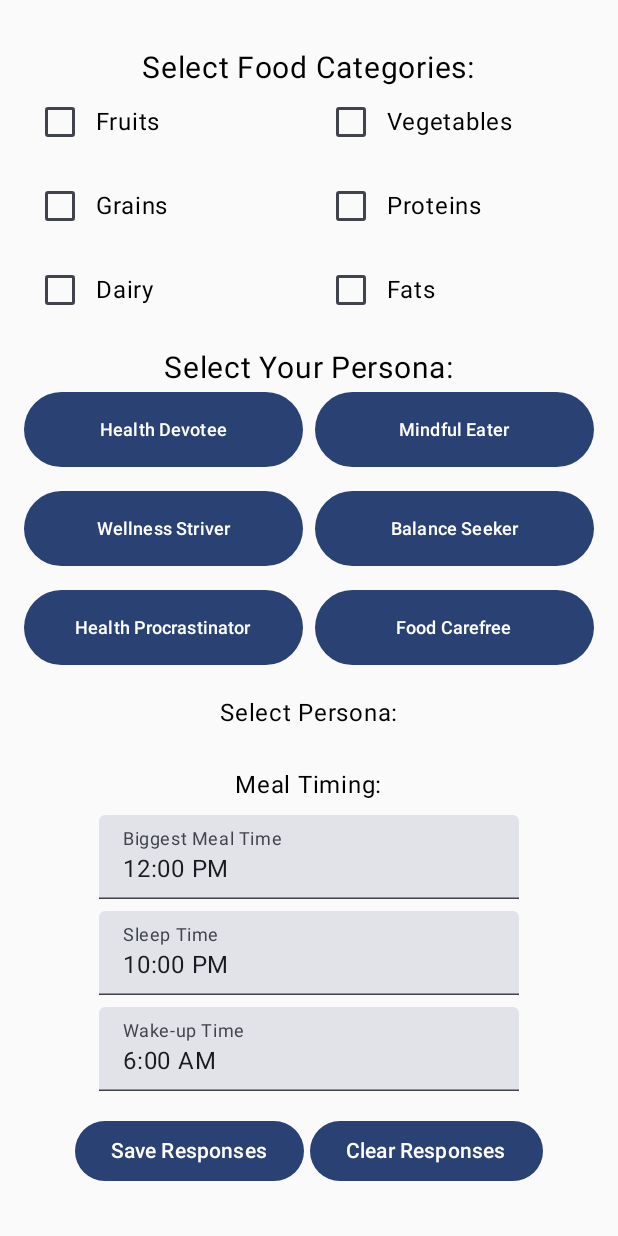
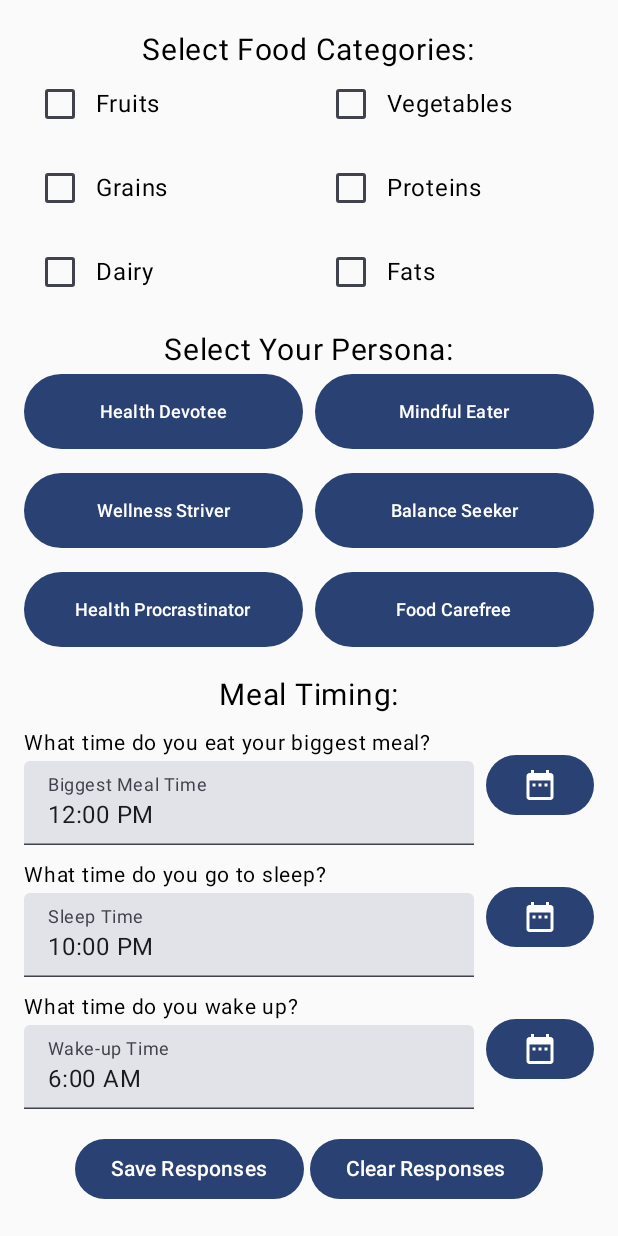
Before and after one commit to Arrtish2702/FIT2081_A1, an Android app built with Jetpack Compose: the QuestionnaireActivity screen opened directly, with no data from a screen before it, on a phone screen of 412 x 824 dp. Run offline under Robolectric (Android 15) with nearby library versions, the phone set to English and light mode, and no system bars.

Commit message:
Implemented UI changes and time picker for the relevant input timings

```diff
--- a/app/src/main/java/com/fit2081/arrtish/id32896786/a1/QuestionnaireActivity.kt
+++ b/app/src/main/java/com/fit2081/arrtish/id32896786/a1/QuestionnaireActivity.kt
@@ -1,6 +1,6 @@
 package com.fit2081.arrtish.id32896786.a1
 
-import android.annotation.SuppressLint
+import android.app.TimePickerDialog
 import android.content.Context
 import android.content.Intent
 import android.os.Bundle
@@ -9,6 +9,7 @@ import androidx.activity.ComponentActivity
 import androidx.activity.compose.setContent
 import androidx.activity.enableEdgeToEdge
 import androidx.compose.foundation.Image
+import androidx.compose.foundation.clickable
 import androidx.compose.foundation.layout.Arrangement
 import androidx.compose.foundation.layout.Column
 import androidx.compose.foundation.layout.fillMaxSize
@@ -34,6 +35,10 @@ import androidx.compose.ui.res.painterResource
 import androidx.compose.ui.text.style.TextAlign
 import androidx.compose.ui.unit.dp
 import androidx.compose.ui.unit.sp
+import java.util.Calendar
+import androidx.compose.material.icons.Icons
+import androidx.compose.material.icons.filled.DateRange
+import androidx.compose.ui.text.font.FontWeight
 
 class QuestionnaireActivity : ComponentActivity() {
     override fun onCreate(savedInstanceState: Bundle?) {
@@ -58,13 +63,43 @@ fun QuestionnairePage() {
         "Balance Seeker", "Health Procrastinator", "Food Carefree"
     )
 
-    // State to track the selected persona and modal visibility
+    // State to track selected persona and modal visibility
     var selectedPersonaForModal by remember { mutableStateOf<String?>(null) }
     var showModal by remember { mutableStateOf(false) }
 
     val biggestMealTime = remember { mutableStateOf("12:00 PM") }
     val sleepTime = remember { mutableStateOf("10:00 PM") }
     val wakeTime = remember { mutableStateOf("6:00 AM") }
+
+    // Get current time
+    val calendar = Calendar.getInstance()
+    val hour = calendar.get(Calendar.HOUR_OF_DAY)
+    val minute = calendar.get(Calendar.MINUTE)
+
+    // Create TimePickerDialogs once
+    val biggestMealTimePicker = TimePickerDialog(
+        context,
+        { _, selectedHour, selectedMinute ->
+            biggestMealTime.value = String.format("%02d:%02d", selectedHour, selectedMinute)
+        },
+        hour, minute, false
+    )
+
+    val sleepTimePicker = TimePickerDialog(
+        context,
+        { _, selectedHour, selectedMinute ->
+            sleepTime.value = String.format("%02d:%02d", selectedHour, selectedMinute)
+        },
+        hour, minute, false
+    )
+
+    val wakeTimePicker = TimePickerDialog(
+        context,
+        { _, selectedHour, selectedMinute ->
+            wakeTime.value = String.format("%02d:%02d", selectedHour, selectedMinute)
+        },
+        hour, minute, false
+    )
 
     Column(
         modifier = Modifier
@@ -121,41 +156,70 @@ fun QuestionnairePage() {
             }
         }
 
+        //TODO: Do the DropDown for the personas
+
         Spacer(modifier = Modifier.height(16.dp))
 
-        Text("Select Persona:")
+        Text("Meal Timing:", fontSize = 20.sp)
+        Spacer(modifier = Modifier.height(8.dp))
+
+        // Biggest Meal Time Picker
+        Row(verticalAlignment = Alignment.CenterVertically) {
+            Column(modifier = Modifier.weight(1f)) {
+                Text("What time do you eat your biggest meal?", fontSize = 14.sp)
+                TextField(
+                    value = biggestMealTime.value,
+                    onValueChange = {},
+                    label = { Text("Biggest Meal Time") },
+                    readOnly = true,
+                    modifier = Modifier.fillMaxWidth()
+                )
+            }
+            Spacer(modifier = Modifier.width(8.dp))
+            Button(onClick = { biggestMealTimePicker.show() }) {
+                Icon(imageVector = Icons.Filled.DateRange, contentDescription = "Pick Biggest Meal Time")
+            }
+        }
 
         Spacer(modifier = Modifier.height(8.dp))
 
-        //TODO: PUT A DROPDOWN FOR THE PERSONAS HERE
-
-        Spacer(modifier = Modifier.height(16.dp))
-
-        Text("Meal Timing:")
+        // Sleep Time Picker
+        Row(verticalAlignment = Alignment.CenterVertically) {
+            Column(modifier = Modifier.weight(1f)) {
+                Text("What time do you go to sleep?", fontSize = 14.sp)
+                TextField(
+                    value = sleepTime.value,
+                    onValueChange = {},
+                    label = { Text("Sleep Time") },
+                    readOnly = true,
+                    modifier = Modifier.fillMaxWidth()
+                )
+            }
+            Spacer(modifier = Modifier.width(8.dp))
+            Button(onClick = { sleepTimePicker.show() }) {
+                Icon(imageVector = Icons.Filled.DateRange, contentDescription = "Pick Sleep Time")
+            }
+        }
 
         Spacer(modifier = Modifier.height(8.dp))
 
-        TextField(
-            value = biggestMealTime.value,
-            onValueChange = { biggestMealTime.value = it },
-            label = { Text("Biggest Meal Time") }
-        )
-
-        Spacer(modifier = Modifier.height(8.dp))
-
-        TextField(
-            value = sleepTime.value,
-            onValueChange = { sleepTime.value = it },
-            label = { Text("Sleep Time") }
-        )
-
-        Spacer(modifier = Modifier.height(8.dp))
-
-        TextField(
-            value = wakeTime.value,
-            onValueChange = { wakeTime.value = it },
-            label = { Text("Wake-up Time") }
-        )
+        // Wake-up Time Picker
+        Row(verticalAlignment = Alignment.CenterVertically) {
+            Column(modifier = Modifier.weight(1f)) {
+                Text("What time do you wake up?", fontSize = 14.sp)
+                TextField(
+                    value = wakeTime.value,
+                    onValueChange = {},
+                    label = { Text("Wake-up Time") },
+                    readOnly = true,
+                    modifier = Modifier.fillMaxWidth()
+                )
+            }
+            Spacer(modifier = Modifier.width(8.dp))
+            Button(onClick = { wakeTimePicker.show() }) {
+                Icon(imageVector = Icons.Filled.DateRange, contentDescription = "Pick Wake-Up Time")
+            }
+        }
 
         Spacer(modifier = Modifier.height(16.dp))
 
@@ -215,6 +279,10 @@ fun PersonaModal(selectedPersona: String, onDismiss: () -> Unit) {
 }
 
 
+
+
+
+
 fun completeQuestionnaire(context: Context){
     val sharedPreferences = context.getSharedPreferences("assignment_1", Context.MODE_PRIVATE)
     sharedPreferences.edit{
```
